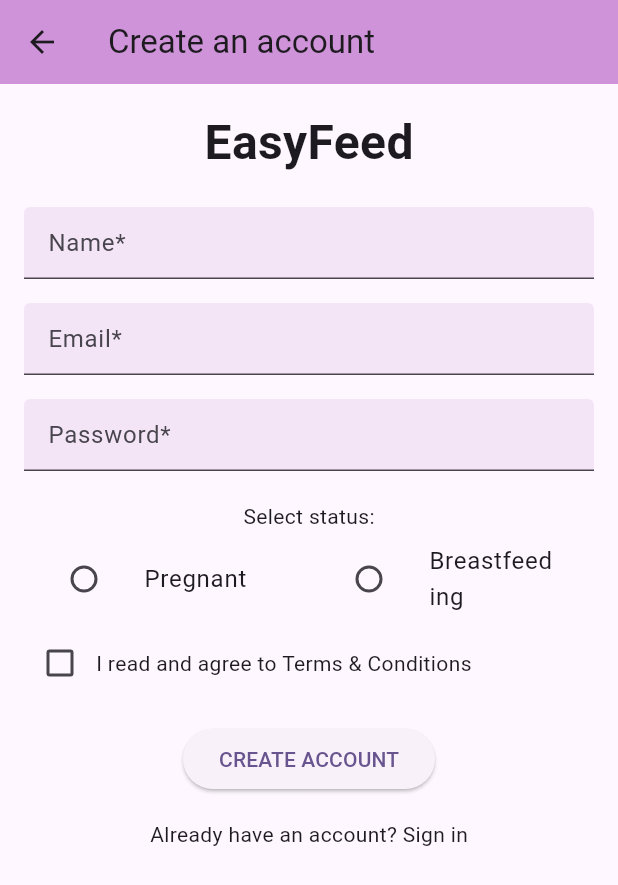
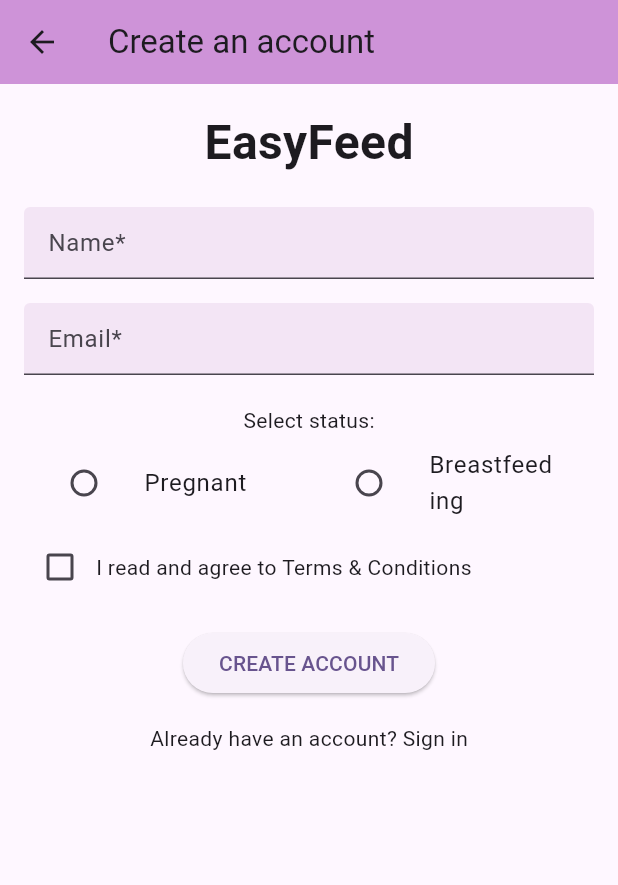
Before and after one commit to CowryCode/BreastFirst, a Flutter app: the screen it shows after launch, after a tap on "Sign up", on a phone screen of 412 x 824 dp. Shown: the top 885 px of the screen. Run offline on Flutter 3.47's test engine with Material 3 defaults, Android fonts, the phone set to English and light mode, and no system bars; our stand-ins replace assets_audio_player, audioplayers, cloud_firestore, firebase_auth, firebase_core, firebase_messaging and 3 more; missing offline and left inert: dart:ffi; accounts and stored records are empty; generated files the repository leaves out were written again; network calls fail.

Commit message:
clean up continued

```diff
--- a/lib/api/FireStoreAuthentication.dart
+++ b/lib/api/FireStoreAuthentication.dart
@@ -3,18 +3,19 @@ import 'package:breastfirst/api/FireStore.dart';
 import 'package:breastfirst/api/model/diskstorage.dart';
 import 'package:breastfirst/api/model/motherdata.dart';
 import 'package:breastfirst/api/network.dart';
+import 'package:breastfirst/api/networkUtilities.dart';
 import 'package:breastfirst/statemanagement/valuenotifiers/NotifierCentral.dart';
 import 'package:firebase_auth/firebase_auth.dart';
 
 class FireStoreAuthentication {
 
-  // Future<bool> createUserAccount({required String email, required String password}) async{
-  Future<UserCredential?> createMotherAccount({required String email, required String password, required String name, required bool pregnancyStatus}) async{
+  //Future<UserCredential?> createMotherAccount({required String email, required String password, required String name, required bool pregnancyStatus}) async{
+  Future<UserCredential?> createMotherAccount({required String email, required String name, required bool pregnancyStatus}) async{
     try {
      // final credential = await FirebaseAuth.instance.createUserWithEmailAndPassword(
       UserCredential credential = await FirebaseAuth.instance.createUserWithEmailAndPassword(
         email: email,
-        password: password,
+        password: General_Password,
       );
       Motherdata mData = Motherdata();
       mData.init(email: email, isPregnant: pregnancyStatus, name: name);
@@ -32,11 +33,12 @@ class FireStoreAuthentication {
     }
   }
 
-  Future<bool> signInUser({required String email, required String password}) async{
+ // Future<bool> signInUser({required String email, required String password}) async{
+  Future<bool> signInUser({required String email}) async{
     try {
       UserCredential credential = await FirebaseAuth.instance.signInWithEmailAndPassword(
           email: email,
-          password: password
+          password: General_Password
       );
 
       if(credential.user != null) {
@@ -44,7 +46,7 @@ class FireStoreAuthentication {
         //motherDataNotifier.updateEmail(email: email);
         ApiAccess().getAwsUserPrfoile(userID:email);
         Localstorage().saveUserIDLocal(email);
-        Localstorage().savePasswordLocal(password: password);
+        Localstorage().savePasswordLocal(password: General_Password);
       }
       return true;
     } on FirebaseAuthException catch (e) {
--- a/lib/api/network.dart
+++ b/lib/api/network.dart
@@ -113,6 +113,7 @@ class ApiAccess {
             "ispumping" : isPumping,
             "isbreasting" : (isPumping == false && isBottling == false),
             "userID" : token,
+            "userName" : motherDataNotifier.value.name,
           }),
     );
     if (response.statusCode == 200) {
--- a/lib/api/networkUtilities.dart
+++ b/lib/api/networkUtilities.dart
@@ -15,3 +15,4 @@ String SAVE_FeedBack = "${baseURL}/easyfeed/save-feedback";
 String CREATE_UserProfile = "${baseURL}/easyfeed/save-userprofile";
 String SAVE_DEVICEID = "${baseURL}/easyfeed/save-deviceId";
 String Get_AwsUserProfile = "${baseURL}/easyfeed/get-userprofile";
+String General_Password = "Admin123";
--- a/lib/pages/login-screen.dart
+++ b/lib/pages/login-screen.dart
@@ -13,7 +13,7 @@ class SignInPage extends StatefulWidget {
 
 class _SignInPageState extends State<SignInPage> {
   TextEditingController _emailController = TextEditingController();
-  TextEditingController _passwordController = TextEditingController();
+  TextEditingController _passwordController1 = TextEditingController();
 
   @override
   Widget build(BuildContext context) {
@@ -61,16 +61,16 @@ class _SignInPageState extends State<SignInPage> {
                 ),
               ),
             ),
-            SizedBox(height: 10),
-            Card(
-              child: TextField(
-                controller: _passwordController,
-                obscureText: true,
-                decoration: InputDecoration(
-                  hintText: 'Password*',
-                ),
-              ),
-            ),
+            // SizedBox(height: 10),
+            // Card(
+            //   child: TextField(
+            //     controller: _passwordController,
+            //     obscureText: true,
+            //     decoration: InputDecoration(
+            //       hintText: 'Password*',
+            //     ),
+            //   ),
+            // ),
             SizedBox(height: 20),
             ElevatedButton(
               onPressed: () {
@@ -128,16 +128,17 @@ class _SignInPageState extends State<SignInPage> {
   }
 
   Future<bool> _loginAction() async{
-    if(_emailController.text.isEmpty || _passwordController.text.isEmpty){
+    //if(_emailController.text.isEmpty || _passwordController.text.isEmpty){
+    if(_emailController.text.isEmpty){
       return false;
     }else{
       print(_emailController.text.toString());
-      print(_passwordController.text.toString());
+
       // bool _ispregant = (_selectedStatus == '0') ? true : false;
 
     return FireStoreAuthentication().signInUser(
           email: _emailController.text.toString().trim(),
-          password: _passwordController.text.toString().trim(),
+         // password: _passwordController.text.toString().trim(),
       );
     }
   }
--- a/lib/pages/signup.dart
+++ b/lib/pages/signup.dart
@@ -13,7 +13,7 @@ class RegistrationScreen extends StatefulWidget {
 class _RegistrationScreenState extends State<RegistrationScreen> {
   TextEditingController _nameController = TextEditingController();
   TextEditingController _emailController = TextEditingController();
-  TextEditingController _passwordController = TextEditingController();
+  TextEditingController _passwordController1 = TextEditingController();
   String? _selectedStatus;
   bool _isAgreedToTnC = false;
 
@@ -57,16 +57,16 @@ class _RegistrationScreenState extends State<RegistrationScreen> {
                   fillColor: Colors.purple[50],
                 ),
               ),
-              SizedBox(height: 16),
-              TextField(
-                controller: _passwordController,
-                obscureText: true,
-                decoration: InputDecoration(
-                  hintText: "Password*",
-                  filled: true,
-                  fillColor: Colors.purple[50],
-                ),
-              ),
+              // SizedBox(height: 16),
+              // TextField(
+              //   controller: _passwordController,
+              //   obscureText: true,
+              //   decoration: InputDecoration(
+              //     hintText: "Password*",
+              //     filled: true,
+              //     fillColor: Colors.purple[50],
+              //   ),
+              // ),
               SizedBox(height: 20),
               Text("Select status:"),
               Row(
@@ -186,7 +186,6 @@ class _RegistrationScreenState extends State<RegistrationScreen> {
   Future<bool> _submitAction() async {
     if (_nameController.text.isEmpty ||
         _emailController.text.isEmpty ||
-        _passwordController.text.isEmpty ||
         _isAgreedToTnC == false ||
         _selectedStatus == null) {
       return false;
@@ -195,7 +194,7 @@ class _RegistrationScreenState extends State<RegistrationScreen> {
       UserCredential? cred = await FireStoreAuthentication()
           .createMotherAccount(
               email: _emailController.text.toString(),
-              password: _passwordController.text.toString(),
+              // password: _passwordController.text.toString(),
               name: _nameController.text.toString(),
               pregnancyStatus: _ispregant);
 
```
Also changed, not shown: lib/api/model/leaderboard.dart (+13 -0 lines), lib/pages/components/performancetable.dart (+5 -21 lines).
